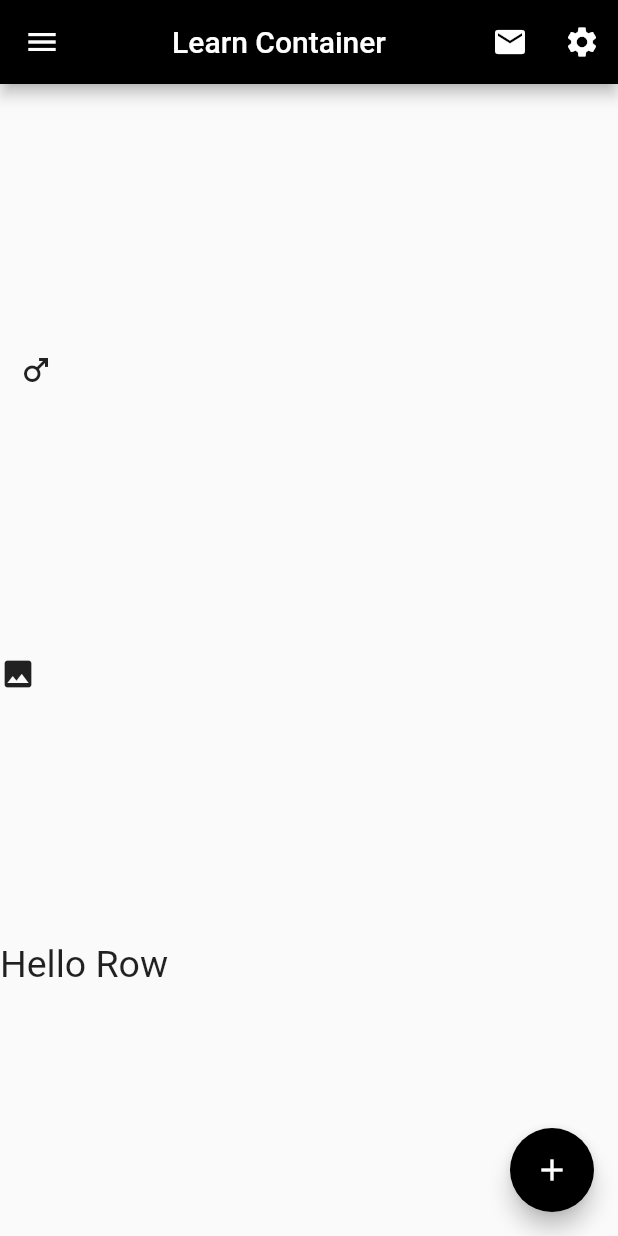
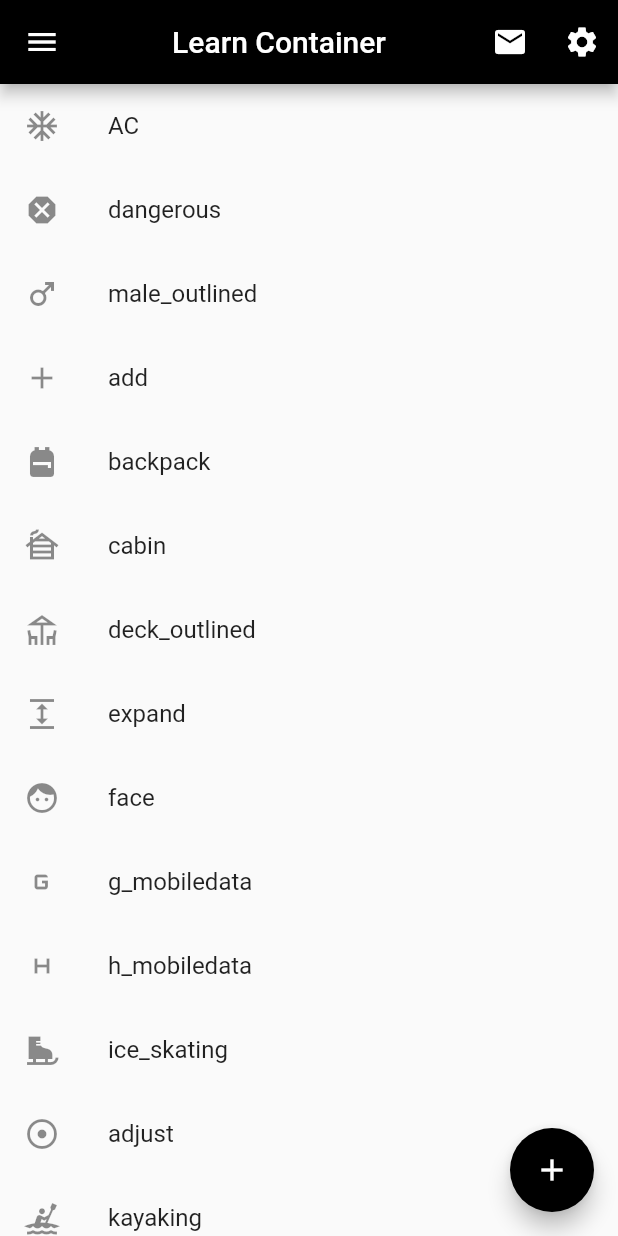
Before and after one commit to sumit007/flutter_learn, a Flutter app: the screen it shows after launch, on a phone screen of 412 x 824 dp. Run offline on Flutter 3.47's test engine with Material 2 defaults, Android fonts, the light colour scheme and no system bars.

Commit message:
learn listview list tile and static data

```diff
--- a/lib/learn_row.dart
+++ b/lib/learn_row.dart
@@ -24,13 +24,83 @@ class LearnRow extends StatelessWidget {
             IconButton(onPressed: () {print("");}, icon: const Icon(Icons.settings))
           ],
         ),
-        body: Column(
-          mainAxisAlignment: MainAxisAlignment.spaceEvenly,
-          crossAxisAlignment: CrossAxisAlignment.start,
+        body: ListView(
           children: [
-            IconButton(onPressed: () {print("");}, icon: const Icon(Icons.male_outlined)),
-            const Icon(Icons.image),
-            const Text("Hello Row", style: TextStyle(fontSize: 25),)
+            ListTile(
+              leading: const Icon(Icons.ac_unit_outlined),
+              title: const Text("AC"),
+              onTap: (){ print("AC");},
+            ),
+            ListTile(
+              leading: const Icon(Icons.dangerous),
+              title: const Text("dangerous"),
+              onTap: (){ print("dangerous");},
+            ),
+            ListTile(
+              leading: const Icon(Icons.male_outlined),
+              title: const Text("male_outlined"),
+              onTap: (){ print("male_outlined");},
+            ),
+            ListTile(
+              leading: const Icon(Icons.add),
+              title: const Text("add"),
+              onTap: (){ print("add");},
+            ),
+            ListTile(
+              leading: const Icon(Icons.backpack),
+              title: const Text("backpack"),
+              onTap: (){ print("backpack");},
+            ),
+            ListTile(
+              leading: const Icon(Icons.cabin),
+              title: const Text("cabin"),
+              onTap: (){ print("cabin");},
+            ),
+            ListTile(
+              leading: const Icon(Icons.deck_outlined),
+              title: const Text("deck_outlined"),
+              onTap: (){ print("deck_outlined");},
+            ),
+            ListTile(
+              leading: const Icon(Icons.expand),
+              title: const Text("expand"),
+              onTap: (){ print("expand");},
+            ),
+            ListTile(
+              leading: const Icon(Icons.face),
+              title: const Text("face"),
+              onTap: (){ print("face");},
+            ),
+            ListTile(
+              leading: const Icon(Icons.g_mobiledata),
+              title: const Text("g_mobiledata"),
+              onTap: (){ print("g_mobiledata");},
+            ),
+            ListTile(
+              leading: const Icon(Icons.h_mobiledata),
+              title: const Text("h_mobiledata"),
+              onTap: (){ print("h_mobiledata");},
+            ),
+            ListTile(
+              leading: const Icon(Icons.ice_skating),
+              title: const Text("ice_skating"),
+              onTap: (){ print("ice_skating");},
+            ),
+            ListTile(
+              leading: const Icon(Icons.adjust),
+              title: const Text("adjust"),
+              onTap: (){ print("adjust");},
+            ),
+            ListTile(
+              leading: const Icon(Icons.kayaking),
+              title: const Text("kayaking"),
+              onTap: (){ print("kayaking");},
+            ),
+            ListTile(
+              leading: const Icon(Icons.label_important),
+              title: const Text("label_important"),
+              onTap: (){ print("label_important");},
+            )
           ],
         )
     );
```
